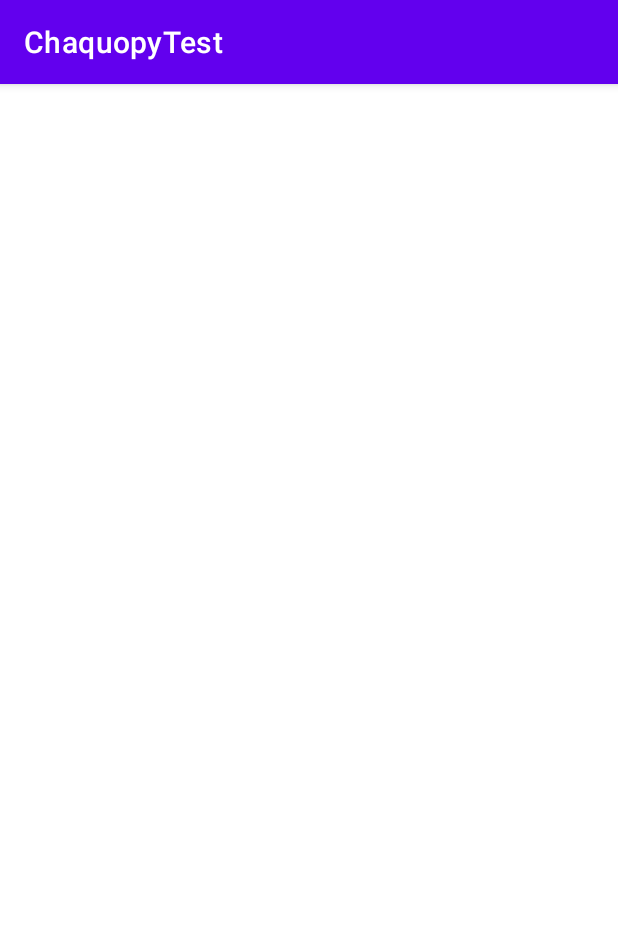
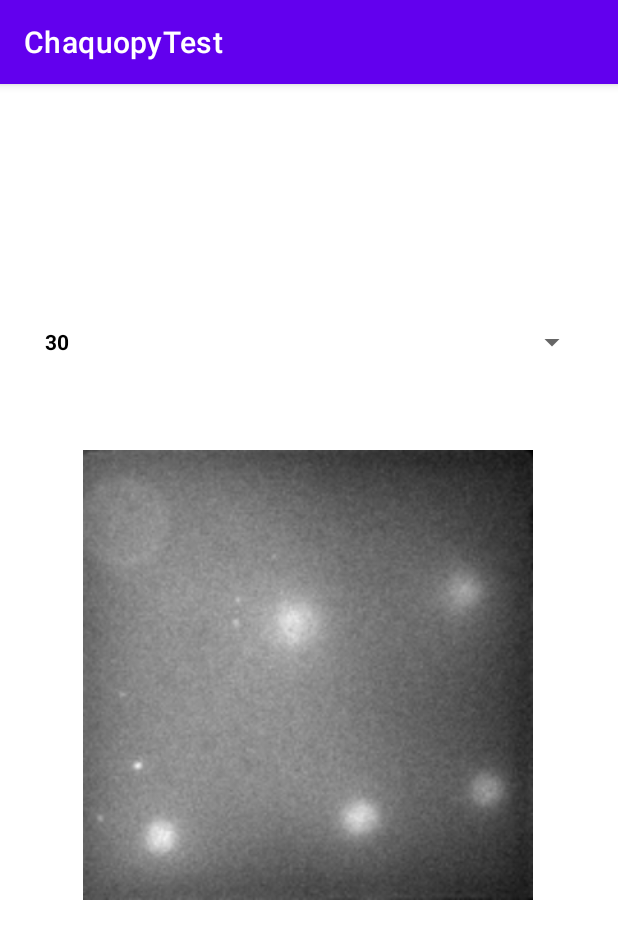
Before and after one commit to MartC53/547ConnectTheDots, an Android app: the screen it shows after launch (MainActivity), on a phone screen of 412 x 824 dp. Shown: the top 939 px of the screen. Run offline under Robolectric (Android 15) with nearby library versions, the phone set to English and light mode, and no system bars; libraries missing offline, so code that uses them is left out: com.chaquo.python; 4 statements that could not run were skipped.

Commit message:
Spinner selection

```diff
--- a/app/src/main/java/com/example/chaquopytest/MainActivity.java
+++ b/app/src/main/java/com/example/chaquopytest/MainActivity.java
@@ -6,7 +6,7 @@ import android.os.Bundle;
 import android.view.View;
 import android.widget.AdapterView;
 import android.widget.ArrayAdapter;
-import android.widget.TextView;
+//import android.widget.TextView;
 
 import com.chaquo.python.PyObject;
 import com.chaquo.python.Python;
@@ -24,15 +24,16 @@ public class MainActivity extends AppCompatActivity {
 
     ArrayAdapter<String> arrayAdapter_copies;
 
-    TextView textView;
+//    TextView textView;
 
     @Override
     protected void onCreate(Bundle savedInstanceState) {
         super.onCreate(savedInstanceState);
-        binding= ActivityMainBinding.inflate(getLayoutInflater());
-        setContentView(binding.getRoot);
+        binding=ActivityMainBinding.inflate(getLayoutInflater());
+        setContentView(binding.getRoot());
 
-        textView = (TextView) findViewById(R.id.textview);
+
+//        textView = (TextView) findViewById(R.id.textview);
 
         if (!Python.isStarted()) {
             Python.start(new AndroidPlatform(this));
@@ -42,7 +43,7 @@ public class MainActivity extends AppCompatActivity {
 
         PyObject pyObj = py.getModule("spot_counter");
         PyObject res = pyObj.callAttr("main");
-        textView.setText(res.toString());
+//        textView.setText(res.toString());
 
         load_data();
 
@@ -74,13 +75,13 @@ public class MainActivity extends AppCompatActivity {
         binding.spnCopies.setAdapter(arrayAdapter_copies);
 
         arrayList_drawables=new ArrayList<>();
-        arrayList_drawables.add(R.drawable.XXX);
-        arrayList_drawables.add(R.drawable.C);
-        arrayList_drawables.add(R.drawable.CCC);
-        arrayList_drawables.add(R.drawable.M);
-        arrayList_drawables.add(R.drawable.MMM);
-        arrayList_drawables.add(R.drawable.Xbar);
-        arrayList_drawables.add(R.drawable.thrXbar);
-        arrayList_drawables.add(R.drawable.CCCCC);
+        arrayList_drawables.add(R.drawable.a1);
+        arrayList_drawables.add(R.drawable.a2);
+        arrayList_drawables.add(R.drawable.a3);
+        arrayList_drawables.add(R.drawable.a4);
+        arrayList_drawables.add(R.drawable.a5);
+        arrayList_drawables.add(R.drawable.a6);
+        arrayList_drawables.add(R.drawable.a7);
+        arrayList_drawables.add(R.drawable.a8);
     }
 }
```
Also changed, not shown: app/src/main/res/drawable/a1.png (added), app/src/main/res/drawable/a2.png (added), app/src/main/res/drawable/a3.png (added), app/src/main/res/drawable/a4.png (added), app/src/main/res/drawable/a5.png (added), app/src/main/res/drawable/a6.png (added), app/src/main/res/drawable/a7.png (added), app/src/main/res/drawable/a8.png (added), 1 other file.
